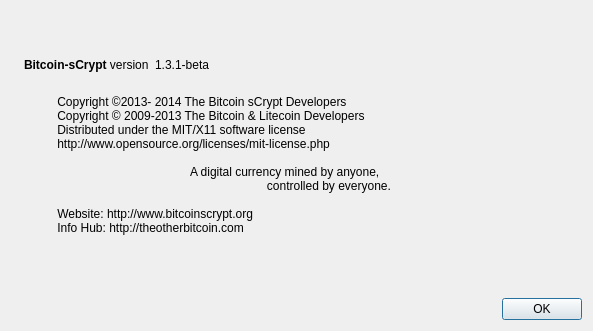
Omega6/Bitcoin-Scrypt, file src/qt/forms/aboutdialog.ui: the form before one commit.
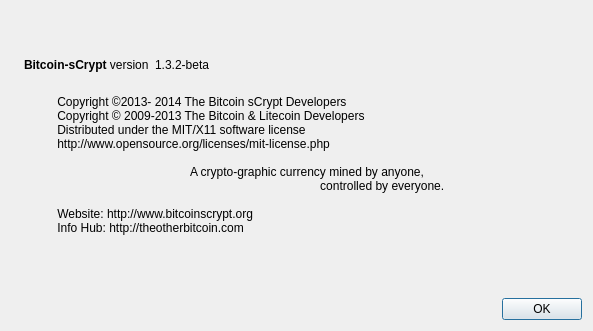
The form after the commit. Icons and pictures are not drawn.

```diff
--- a/src/qt/forms/aboutdialog.ui
+++ b/src/qt/forms/aboutdialog.ui
@@ -63,7 +63,7 @@
           <cursorShape>IBeamCursor</cursorShape>
          </property>
          <property name="text">
-          <string notr="true">1.3.1-beta</string>
+          <string notr="true">1.3.2-beta</string>
          </property>
          <property name="textFormat">
           <enum>Qt::RichText</enum>
@@ -100,8 +100,8 @@
           Distributed under the MIT/X11 software license
           http://www.opensource.org/licenses/mit-license.php
 		  
-		  A digital currency mined by anyone,
-                                                                         controlled by everyone.
+		  A crypto-graphic currency mined by anyone,
+                                                                                         controlled by everyone.
 
           Website: http://www.bitcoinscrypt.org 
           Info Hub: http://theotherbitcoin.com
```
